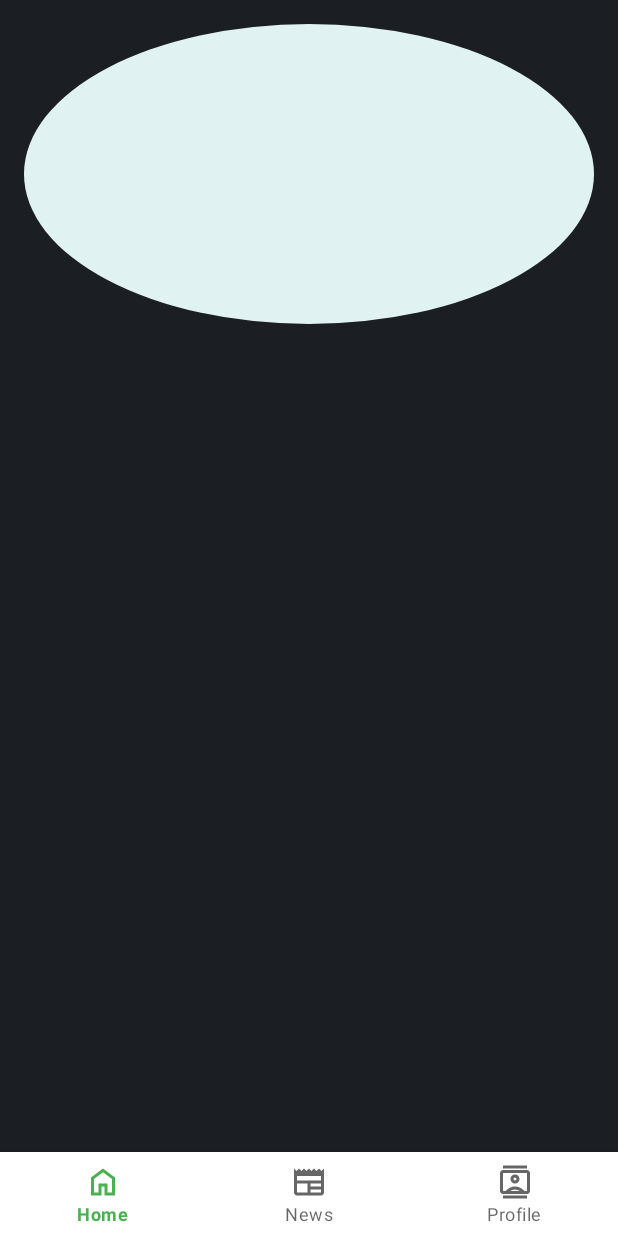
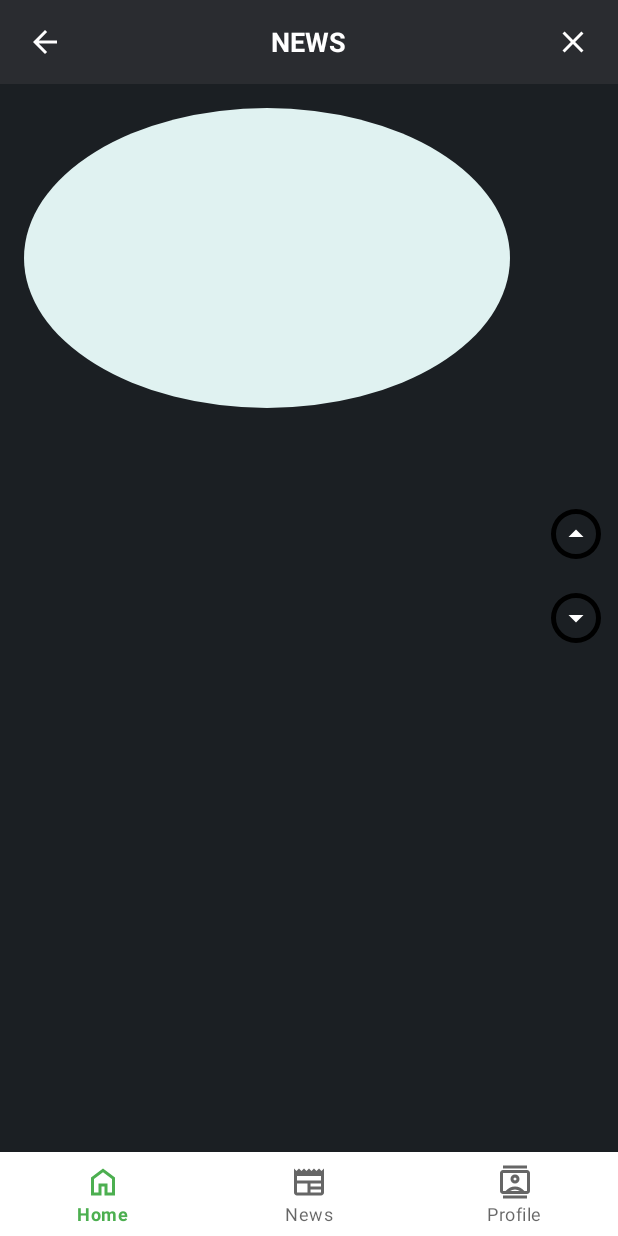
Before and after one commit to sammymices/UTS_MOAPPS, an Android app: the fragment NewsDetailFragment placed in its activity, on a phone screen of 412 x 824 dp. Run offline under Robolectric (Android 15) with nearby library versions, the light colour scheme and no system bars; our stand-ins replace navigation-ui; 4 statements that could not run were skipped.

Commit message:
Tampilan News Di-update (belom work banget) Pt.3

```diff
--- /dev/null
+++ b/app/src/main/res/drawable/ic_arrow_back2.xml
@@ -0,0 +1,5 @@
+<vector xmlns:android="http://schemas.android.com/apk/res/android" android:autoMirrored="true" android:height="24dp" android:tint="#000000" android:viewportHeight="24" android:viewportWidth="24" android:width="24dp">
+
+    <path android:fillColor="@android:color/white" android:pathData="M11.67,3.87L9.9,2.1 0,12l9.9,9.9 1.77,-1.77L3.54,12z"/>
+
+</vector>
--- /dev/null
+++ b/app/src/main/res/drawable/ic_arrow_down.xml
@@ -0,0 +1,5 @@
+<vector xmlns:android="http://schemas.android.com/apk/res/android" android:height="24dp" android:tint="#000000" android:viewportHeight="960" android:viewportWidth="960" android:width="24dp">
+
+    <path android:fillColor="@android:color/white" android:pathData="M480,600L280,400L680,400L480,600Z"/>
+
+</vector>
--- /dev/null
+++ b/app/src/main/res/drawable/ic_arrow_up.xml
@@ -0,0 +1,5 @@
+<vector xmlns:android="http://schemas.android.com/apk/res/android" android:height="24dp" android:tint="#000000" android:viewportHeight="960" android:viewportWidth="960" android:width="24dp">
+
+    <path android:fillColor="@android:color/white" android:pathData="M280,560L480,360L680,560L280,560Z"/>
+
+</vector>
--- /dev/null
+++ b/app/src/main/res/drawable/ic_close.xml
@@ -0,0 +1,5 @@
+<vector xmlns:android="http://schemas.android.com/apk/res/android" android:height="24dp" android:tint="#000000" android:viewportHeight="24" android:viewportWidth="24" android:width="24dp">
+
+    <path android:fillColor="@android:color/white" android:pathData="M19,6.41L17.59,5 12,10.59 6.41,5 5,6.41 10.59,12 5,17.59 6.41,19 12,13.41 17.59,19 19,17.59 13.41,12z"/>
+
+</vector>
--- /dev/null
+++ b/app/src/main/res/drawable/round_button_bg.xml
@@ -0,0 +1,5 @@
+<vector xmlns:android="http://schemas.android.com/apk/res/android" android:height="24dp" android:tint="#000000" android:viewportHeight="960" android:viewportWidth="960" android:width="24dp">
+
+    <path android:fillColor="@android:color/white" android:pathData="M480,880Q397,880 324,848.5Q251,817 197,763Q143,709 111.5,636Q80,563 80,480Q80,397 111.5,324Q143,251 197,197Q251,143 324,111.5Q397,80 480,80Q563,80 636,111.5Q709,143 763,197Q817,251 848.5,324Q880,397 880,480Q880,563 848.5,636Q817,709 763,763Q709,817 636,848.5Q563,880 480,880ZM480,800Q614,800 707,707Q800,614 800,480Q800,346 707,253Q614,160 480,160Q346,160 253,253Q160,346 160,480Q160,614 253,707Q346,800 480,800ZM480,480Q480,480 480,480Q480,480 480,480Q480,480 480,480Q480,480 480,480Q480,480 480,480Q480,480 480,480Q480,480 480,480Q480,480 480,480Z"/>
+
+</vector>
--- a/app/src/main/res/layout/fragment_news_detail.xml
+++ b/app/src/main/res/layout/fragment_news_detail.xml
@@ -1,9 +1,64 @@
 <?xml version="1.0" encoding="utf-8"?>
-<ScrollView xmlns:android="http://schemas.android.com/apk/res/android"
+<RelativeLayout xmlns:android="http://schemas.android.com/apk/res/android"
+    xmlns:app="http://schemas.android.com/apk/res-auto"
     android:layout_width="match_parent"
     android:layout_height="match_parent"
-android:background="#1B1F23"
-android:padding="16dp">
+    android:background="#1B1F23">
+
+    <!-- Header Bar -->
+    <RelativeLayout
+        android:id="@+id/headerBar"
+        android:layout_width="match_parent"
+        android:layout_height="56dp"
+        android:background="#2A2C30"
+        android:paddingHorizontal="12dp"
+        android:gravity="center_vertical">
+
+        <!-- Tombol Back -->
+        <ImageButton
+            android:id="@+id/btnBack"
+            android:layout_width="36dp"
+            android:layout_height="36dp"
+            android:background="?attr/selectableItemBackgroundBorderless"
+            android:src="@drawable/ic_arrow_back"
+            android:contentDescription="Back"
+            android:layout_alignParentStart="true"
+            android:layout_centerVertical="true"
+            app:tint="#FFFFFF" />
+
+        <!-- Teks "NEWS" -->
+        <TextView
+            android:id="@+id/tvHeaderTitle"
+            android:layout_width="wrap_content"
+            android:layout_height="wrap_content"
+            android:text="NEWS"
+            android:textColor="#FFFFFF"
+            android:textSize="18sp"
+            android:textStyle="bold"
+            android:layout_centerInParent="true" />
+
+        <!-- Tombol Close -->
+        <ImageButton
+            android:id="@+id/btnClose"
+            android:layout_width="36dp"
+            android:layout_height="36dp"
+            android:background="?attr/selectableItemBackgroundBorderless"
+            android:src="@drawable/ic_close"
+            android:contentDescription="Close"
+            android:layout_alignParentEnd="true"
+            android:layout_centerVertical="true"
+            app:tint="#FFFFFF" />
+    </RelativeLayout>
+
+    <!-- Konten Scrollable -->
+    <ScrollView
+        android:id="@+id/scrollViewDetail"
+        android:layout_width="match_parent"
+        android:layout_height="match_parent"
+        android:layout_below="@id/headerBar"
+        android:layout_alignParentBottom="true"
+        android:padding="16dp"
+        android:layout_toStartOf="@+id/navigationPanel">
 
         <LinearLayout
             android:layout_width="match_parent"
@@ -15,7 +70,8 @@ android:padding="16dp">
                 android:layout_width="match_parent"
                 android:layout_height="200dp"
                 android:scaleType="centerCrop"
-        android:background="@drawable/circle_bg" />
+                android:background="@drawable/circle_bg"
+                android:layout_marginBottom="12dp" />
 
             <TextView
                 android:id="@+id/tvDetailTitle"
@@ -23,8 +79,7 @@ android:padding="16dp">
                 android:layout_height="wrap_content"
                 android:textColor="#FFFFFF"
                 android:textStyle="bold"
-        android:textSize="20sp"
-        android:layout_marginTop="12dp" />
+                android:textSize="20sp" />
 
             <TextView
                 android:id="@+id/tvDetailDescription"
@@ -33,6 +88,37 @@ android:padding="16dp">
                 android:textColor="#C0C0C0"
                 android:textSize="15sp"
                 android:layout_marginTop="8dp" />
-
         </LinearLayout>
     </ScrollView>
+
+    <!-- Navigasi Panah Atas & Bawah -->
+    <LinearLayout
+        android:id="@+id/navigationPanel"
+        android:layout_width="wrap_content"
+        android:layout_height="match_parent"
+        android:orientation="vertical"
+        android:layout_alignParentEnd="true"
+        android:gravity="center"
+        android:padding="8dp">
+
+        <ImageButton
+            android:id="@+id/btnScrollUp"
+            android:layout_width="40dp"
+            android:layout_height="40dp"
+            android:layout_marginBottom="16dp"
+            android:background="@drawable/round_button_bg"
+            android:src="@drawable/ic_arrow_up"
+            android:contentDescription="Scroll Up"
+            app:tint="#FFFFFF" />
+
+        <ImageButton
+            android:id="@+id/btnScrollDown"
+            android:layout_width="40dp"
+            android:layout_height="40dp"
+            android:background="@drawable/round_button_bg"
+            android:src="@drawable/ic_arrow_down"
+            app:tint="#FFFFFF"
+            android:contentDescription="Scroll Down" />
+    </LinearLayout>
+
+</RelativeLayout>
```
Lines whose indentation alone changed are shown as unchanged.
